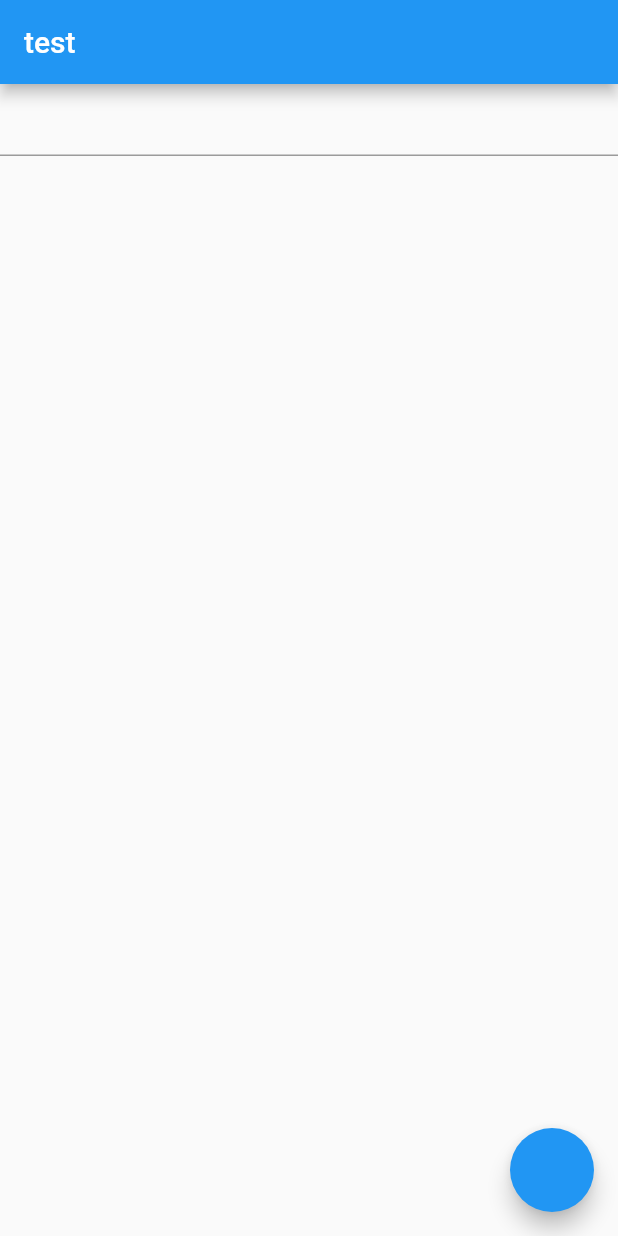
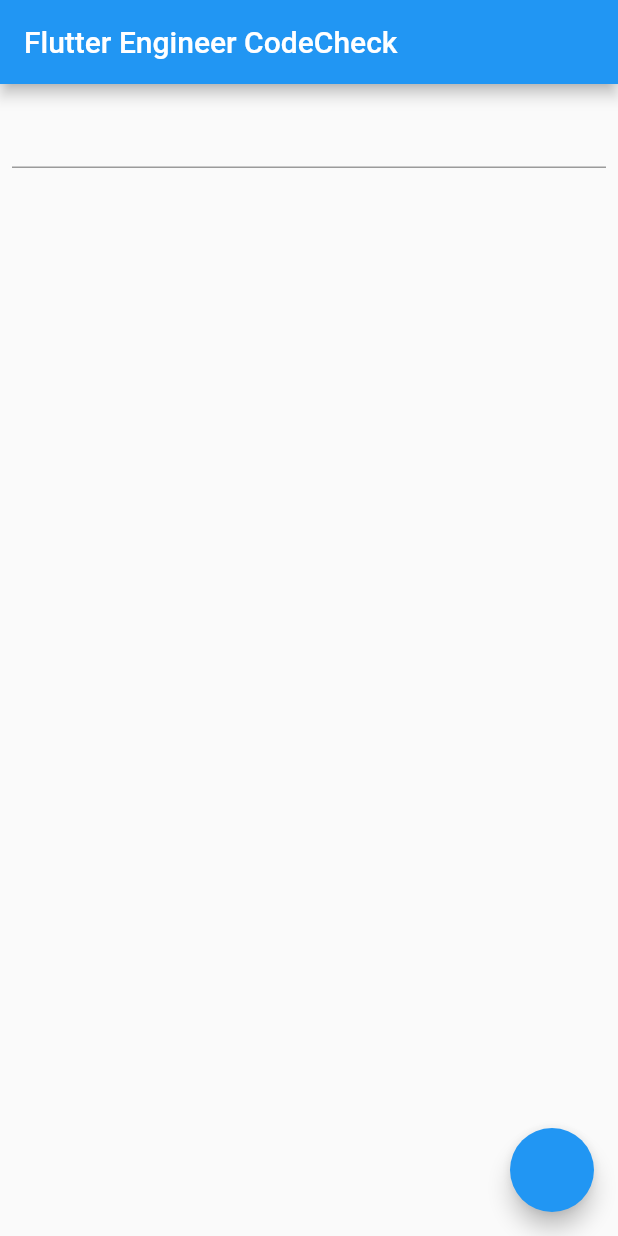
Before and after one commit to chouette11/flutter-engineer-codecheck, a Flutter app: the screen it shows after launch, on a phone screen of 412 x 824 dp. Run offline on Flutter 3.47's test engine with Material 2 defaults, Android fonts, the phone set to English and light mode, and no system bars; our stand-ins replace flutter_riverpod, freezed_annotation.

Commit message:
Add Padding and Change AppBar title

```diff
--- a/lib/home/home_page.dart
+++ b/lib/home/home_page.dart
@@ -13,8 +13,10 @@ class HomePage extends ConsumerWidget {
     return state.when(
       data: (data) {
         return Scaffold(
-          appBar: AppBar(title: const Text("test")),
-          body: Column(
+          appBar: AppBar(title: const Text("Flutter Engineer CodeCheck")),
+          body: Padding(
+            padding: const EdgeInsets.all(8.0),
+            child: Column(
               children: [
                 TextFormField(
                   onChanged: viewModel.changeSearchWord,
@@ -36,6 +38,7 @@ class HomePage extends ConsumerWidget {
                 ),
               ],
             ),
+          ),
           floatingActionButton: FloatingActionButton(
             onPressed: viewModel.searchRepositories,
           ),
```
Lines whose indentation alone changed are shown as unchanged.
